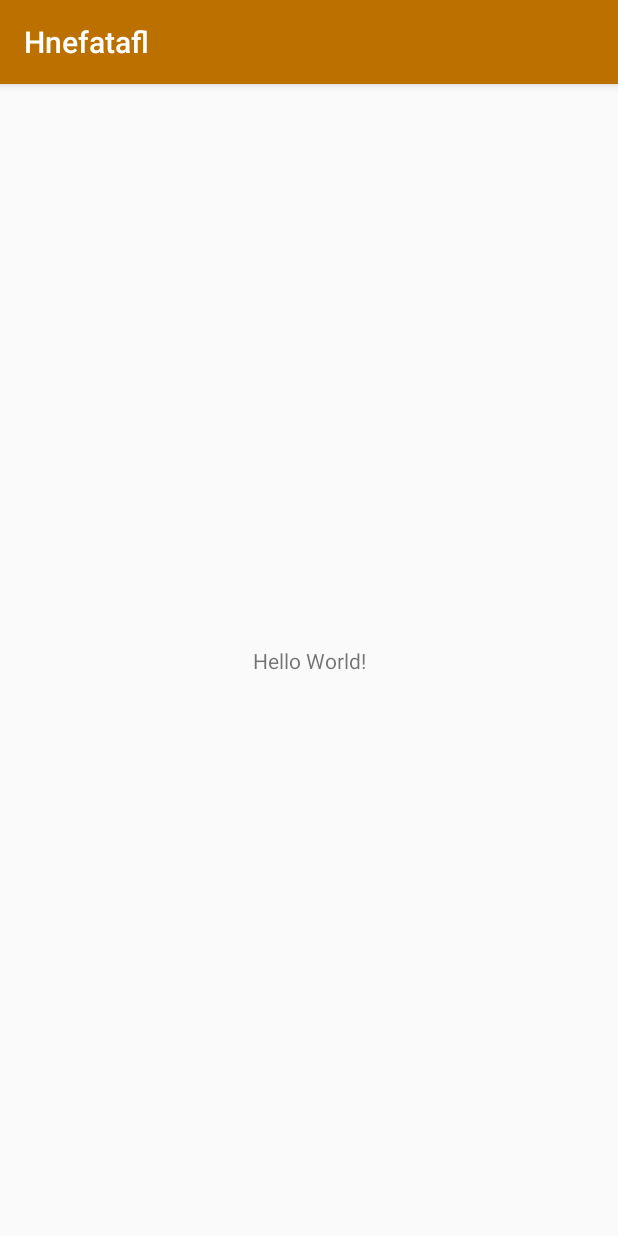
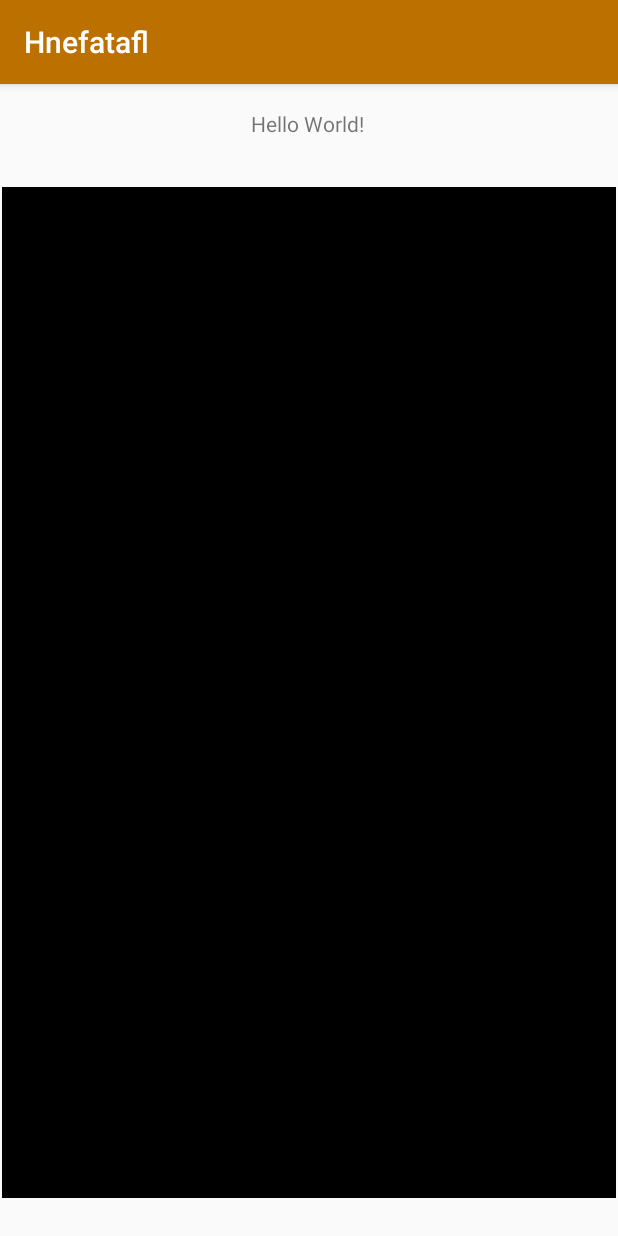
Before and after one commit to shirleywbi/Hnefatafl, an Android app: the screen it shows after launch (MainActivity), on a phone screen of 412 x 824 dp. Run offline under Robolectric (Android 15) with nearby library versions, the phone set to English and light mode, and no system bars; 2 statements that could not run were skipped.

Commit message:
add boardview and boardcellview

```diff
--- /dev/null
+++ b/app/src/main/java/com/shirleywbi/hnefatafl/ui/BoardCellView.kt
@@ -0,0 +1,23 @@
+package com.shirleywbi.hnefatafl.ui
+
+import android.content.Context
+import android.graphics.Color
+import android.util.AttributeSet
+import android.view.View
+import android.view.ViewGroup
+import com.shirleywbi.hnefatafl.util.getDps
+
+class BoardCellView : View {
+
+    constructor(context: Context) : this(context, null)
+
+    constructor(context: Context, attrs: AttributeSet?) : super(context, attrs) {
+        initialize(context, attrs)
+    }
+
+    private fun initialize(context: Context, attrs: AttributeSet?) {
+        val length: Int = getDps(50, this)
+        this.layoutParams = ViewGroup.LayoutParams(length, length)
+        this.setBackgroundColor(Color.BLACK)
+    }
+}
--- /dev/null
+++ b/app/src/main/java/com/shirleywbi/hnefatafl/ui/BoardView.kt
@@ -0,0 +1,28 @@
+package com.shirleywbi.hnefatafl.ui
+
+import android.content.Context
+import android.util.AttributeSet
+import androidx.constraintlayout.widget.ConstraintLayout
+
+class BoardView : ConstraintLayout {
+
+    constructor(context: Context) : this(context, null)
+
+    constructor(context: Context, attrs: AttributeSet?) : super(context, attrs) {
+        initialize(context, attrs)
+    }
+
+    private fun initialize(context: Context, attrs: AttributeSet?) {
+        var cells: ArrayList<BoardCellView> = arrayListOf()
+
+        for (x in 0..10) {
+            for (y in 0..10) {
+                val cell = BoardCellView(context)
+                cell.tag = "$x-$y"
+                cells.add(BoardCellView(context))
+            }
+        }
+
+        cells.forEach { cell -> this.addView(cell)}
+    }
+}
--- /dev/null
+++ b/app/src/main/java/com/shirleywbi/hnefatafl/util/UIUtils.kt
@@ -0,0 +1,5 @@
+package com.shirleywbi.hnefatafl.ui
+
+fun getDps(): Float {
+    return 1f
+}
--- a/app/src/main/res/layout/activity_main.xml
+++ b/app/src/main/res/layout/activity_main.xml
@@ -7,12 +7,37 @@
     tools:context=".MainActivity">
 
     <TextView
+        android:id="@+id/textView"
         android:layout_width="wrap_content"
         android:layout_height="wrap_content"
         android:text="Hello World!"
         app:layout_constraintBottom_toBottomOf="parent"
+        app:layout_constraintHorizontal_bias="0.498"
         app:layout_constraintLeft_toLeftOf="parent"
         app:layout_constraintRight_toRightOf="parent"
-        app:layout_constraintTop_toTopOf="parent" />
+        app:layout_constraintTop_toTopOf="parent"
+        app:layout_constraintVertical_bias="0.022" />
+
+    <androidx.constraintlayout.widget.ConstraintLayout
+        android:id="@+id/boardContainer"
+        android:layout_width="409dp"
+        android:layout_height="674dp"
+        android:layout_marginStart="1dp"
+        android:layout_marginLeft="1dp"
+        android:layout_marginTop="8dp"
+        android:layout_marginEnd="1dp"
+        android:layout_marginRight="1dp"
+        android:layout_marginBottom="1dp"
+        app:layout_constraintBottom_toBottomOf="parent"
+        app:layout_constraintEnd_toEndOf="parent"
+        app:layout_constraintStart_toStartOf="parent"
+        app:layout_constraintTop_toBottomOf="@+id/textView">
+
+        <com.shirleywbi.hnefatafl.ui.BoardView
+            android:id="@+id/board"
+            android:layout_width="match_parent"
+            android:layout_height="match_parent"/>
+
+    </androidx.constraintlayout.widget.ConstraintLayout>
 
 </androidx.constraintlayout.widget.ConstraintLayout>
```
